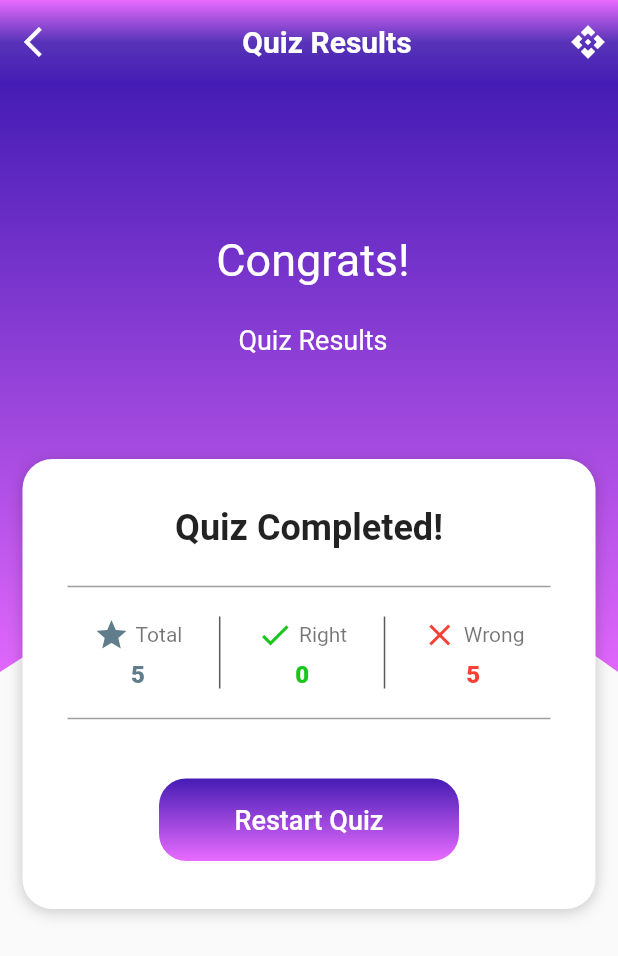
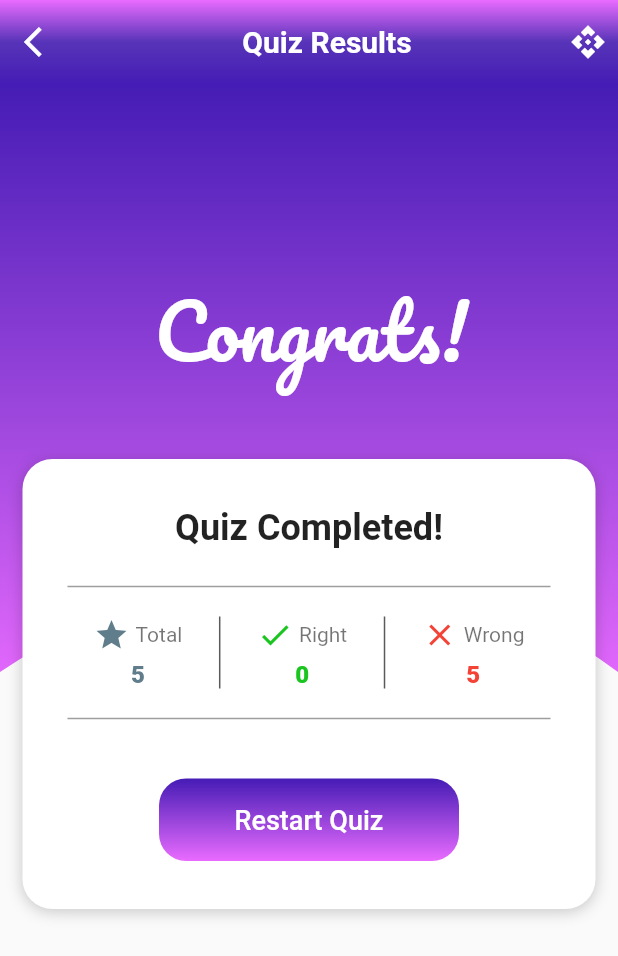
Before and after one commit to iluv27/flutter_trivia, a Flutter app: the BuildFinishedScreen screen opened directly, on a phone screen of 412 x 824 dp. Shown: the top 956 px of the screen. Run offline on Flutter 3.47's test engine with Material 2 defaults, Android fonts, the light colour scheme and no system bars; our stand-ins replace animated_text_kit, flutter_layout_grid.

Commit message:
New commit

```diff
--- a/lib/q&a/quiz_sect.dart
+++ b/lib/q&a/quiz_sect.dart
@@ -1,32 +1,29 @@
 int currentQuestionIndex = 0;
-
-List<String> correctAnswers = [
-  'Paris',
-  'Tokyo',
-  'Dubai',
-  'Hong Kong',
-  'Moscow'
-];
 
 List<Map<String, dynamic>> questions = [
   {
     'question': 'What is the meaning of Flutter?',
-    'answers': ['Paris', 'New York City', 'London', 'Barcelona']
+    'answers': ['Paris', 'New York City', 'London', 'Barcelona'],
+    'correctAnswer': 'Paris'
   },
   {
     'question': 'What is the capital city of Japan?',
-    'answers': ['Tokyo', 'Dubai', 'Los Angeles', 'Moscow']
+    'answers': ['Tokyo', 'Dubai', 'Los Angeles', 'Moscow'],
+    'correctAnswer': 'Dubai'
   },
   {
     'question': 'What is the capital city of the United Arab Emirates?',
-    'answers': ['Dubai', 'Hong Kong', 'Singapore', 'Paris']
+    'answers': ['Dubai', 'Hong Kong', 'Singapore', 'Paris'],
+    'correctAnswer': 'Singapore'
   },
   {
     'question': 'What is the capital city of China?',
-    'answers': ['Hong Kong', 'Moscow', 'Barcelona', 'New York City']
+    'answers': ['Hong Kong', 'Moscow', 'Barcelona', 'New York City'],
+    'correctAnswer': 'Moscow'
   },
   {
     'question': 'What is the capital city of China?',
-    'answers': ['Hong Kong', 'Moscow', 'Barcelona', 'New York City']
+    'answers': ['Hong Kong', 'Moscow', 'Barcelona', 'New York City'],
+    'correctAnswer': 'New York City'
   }
 ];
--- a/lib/question_One/completed.dart
+++ b/lib/question_One/completed.dart
@@ -1,6 +1,7 @@
 import 'package:flutter/material.dart';
 import '../q&a/third_screen.dart';
 import '../q&a/quiz_sect.dart';
+import 'question1.dart';
 
 class BuildFinishedScreen extends StatefulWidget {
   const BuildFinishedScreen({super.key});
@@ -12,23 +13,33 @@ class BuildFinishedScreen extends StatefulWidget {
 class _BuildFinishedScreenState extends State<BuildFinishedScreen> {
   int correctAnswersCount = 0;
 
-  List<String> selectedAnswers = List.filled(5, '');
+  // List<String> selectedAnswers = List.filled(5, '');
   bool quizFinished = false;
 
   void onReset() {
     setState(() {
       currentQuestionIndex = 0;
       quizFinished = false;
-      selectedAnswers = List.filled(4, '');
+      // selectedAnswers = List.filled(5, '');
     });
   }
 
   @override
   Widget build(BuildContext context) {
-    for (var i = 0; i < questions.length; i++) {
-      if (correctAnswers.contains(selectedAnswers[i])) {
-        correctAnswersCount++;
-      }
+    for (var answer = 0; answer < questions.length; answer++) {
+      // ignore: avoid_print
+
+      // if (questions[currentQuestionIndex]['correctAnswer'] ==
+      //     selectedAnswers[answer]) {
+      //   correctAnswersCount++;
+      // }
+      // print(questions[answer]['correctAnswer']);
+      // if (questions[currentQuestionIndex]['correctAnswer'] ==
+      //     selectedAnswers[answer]) {
+      //   correctAnswersCount++;
+      // } else {
+      //   correctAnswersCount;
+      // }
     }
     return Scaffold(
         appBar: AppBar(
@@ -96,20 +107,16 @@ class _BuildFinishedScreenState extends State<BuildFinishedScreen> {
               ),
             ),
             Positioned(
-              top: 100,
-              left: MediaQuery.of(context).size.width * 0.35,
+              top: 120,
+              left: MediaQuery.of(context).size.width * 0.25,
               child: Column(
                 children: const [
                   Text(
                     'Congrats!',
-                    style: TextStyle(color: Colors.white, fontSize: 30),
-                  ),
-                  SizedBox(
-                    height: 25,
-                  ),
-                  Text(
-                    'Quiz Results',
-                    style: TextStyle(color: Colors.white, fontSize: 18),
+                    style: TextStyle(
+                        color: Colors.white,
+                        fontSize: 50,
+                        fontFamily: 'Pacifico'),
                   ),
                 ],
               ),
```
Also changed, not shown: lib/q&a/discard_screen.dart (deleted, +0 -83 lines), lib/question_One/question1.dart (+16 -12 lines), pubspec.yaml (+9 -10 lines), fonts/Pacifico-Regular.ttf (added).
